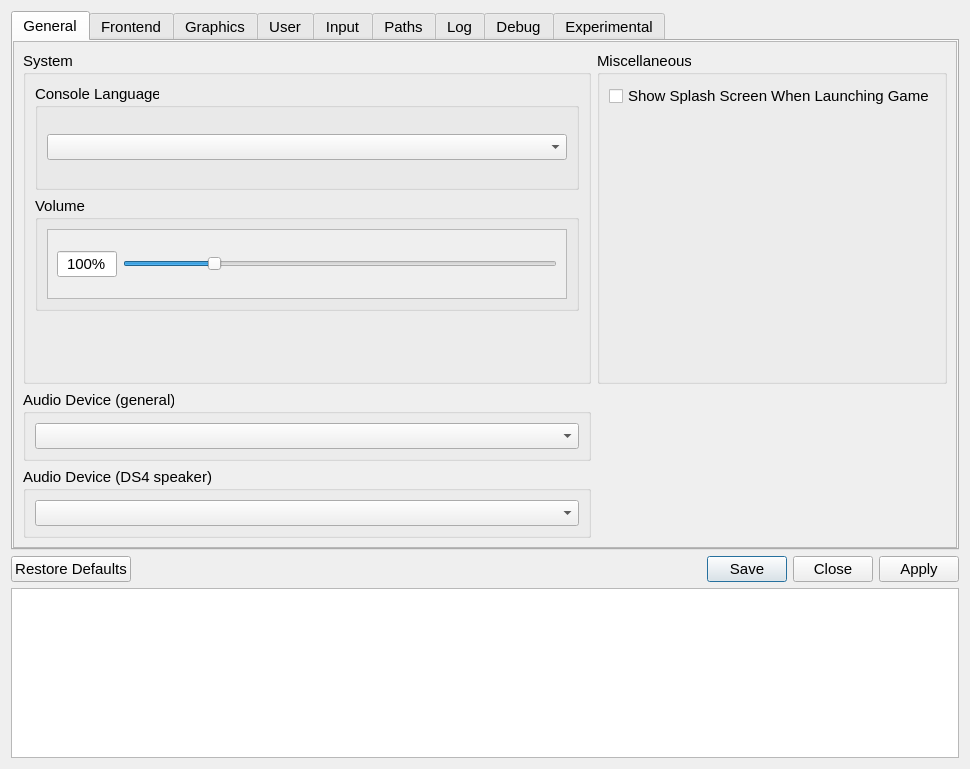
Before: the Qt Designer form src/qt_gui/settings_dialog.ui in shadps4-emu/shadps4-qtlauncher, drawn with Qt 5.
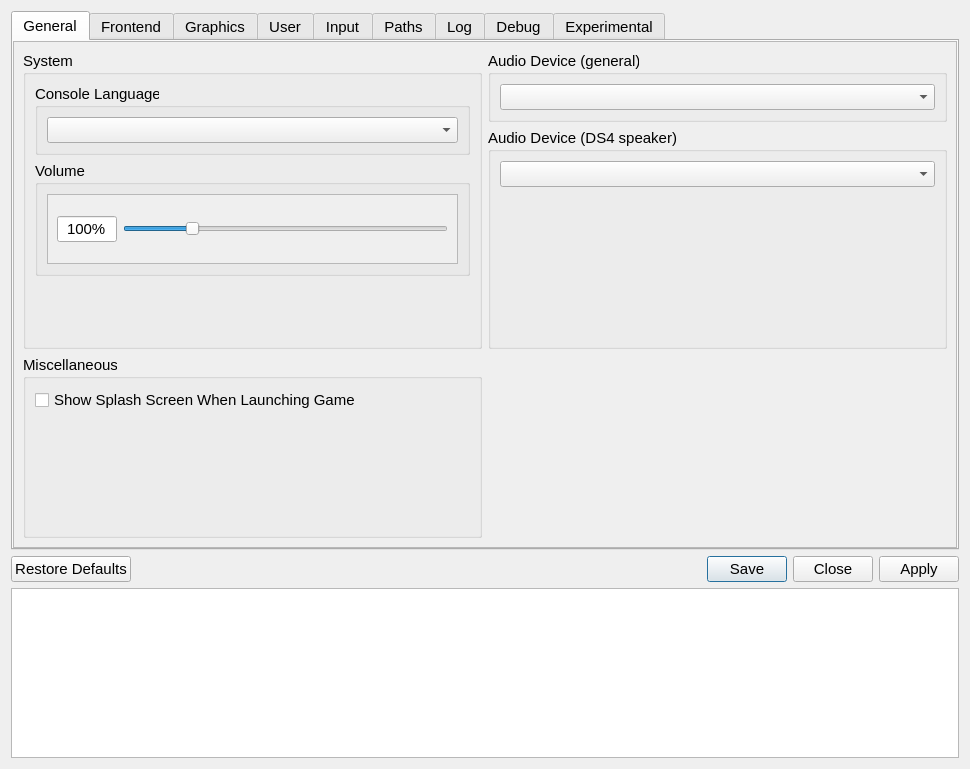
After: the same form once the commit is applied. Icons and pictures are not drawn.

Commit message:
Toggle Column Visibility (#118)
* Toggle Column Visibility

* Empty space

* Fix Compatibility, Size, Favorite | checkCompatibilityOnStartup

* removes "Show Game Size In List" button

removes "Show Game Size In List" button
small adjustment to microphone positioning, should fix the interface on linux

* repositioning of General menu elements

Patch:
```diff
--- a/src/qt_gui/settings_dialog.ui
+++ b/src/qt_gui/settings_dialog.ui
@@ -89,18 +89,6 @@
           <property name="spacing">
            <number>6</number>
           </property>
-          <item row="1" column="0">
-           <widget class="QGroupBox" name="GenAudioGroupBox">
-            <property name="title">
-             <string>Audio Device (general)</string>
-            </property>
-            <layout class="QVBoxLayout" name="verticalLayout_8">
-             <item>
-              <widget class="QComboBox" name="GenAudioComboBox"/>
-             </item>
-            </layout>
-           </widget>
-          </item>
           <item row="0" column="2">
            <layout class="QVBoxLayout" name="emulatorTabLayoutMiddle">
             <property name="leftMargin">
@@ -113,47 +101,28 @@
              <number>0</number>
             </property>
             <item>
-             <widget class="QGroupBox" name="emulatorSettingsGroupBox">
-              <property name="sizePolicy">
-               <sizepolicy hsizetype="Preferred" vsizetype="Preferred">
-                <horstretch>0</horstretch>
-                <verstretch>0</verstretch>
-               </sizepolicy>
+             <widget class="QGroupBox" name="GenAudioGroupBox">
+              <property name="title">
+               <string>Audio Device (general)</string>
               </property>
+              <layout class="QVBoxLayout" name="verticalLayout_8">
+               <item>
+                <widget class="QComboBox" name="GenAudioComboBox"/>
+               </item>
+              </layout>
+             </widget>
+            </item>
+            <item>
+             <widget class="QGroupBox" name="DsSpeakerGroupBox">
               <property name="title">
-               <string>Miscellaneous</string>
+               <string>Audio Device (DS4 speaker)</string>
               </property>
-              <property name="flat">
-               <bool>false</bool>
-              </property>
-              <property name="checkable">
-               <bool>false</bool>
-              </property>
-              <layout class="QVBoxLayout" name="additionalSettingsVLayout" stretch="0,0">
-               <property name="spacing">
-                <number>6</number>
-               </property>
-               <property name="leftMargin">
-                <number>9</number>
-               </property>
-               <property name="topMargin">
-                <number>9</number>
-               </property>
-               <property name="rightMargin">
-                <number>9</number>
-               </property>
-               <property name="bottomMargin">
-                <number>9</number>
-               </property>
+              <layout class="QVBoxLayout" name="verticalLayout_9">
                <item>
-                <widget class="QCheckBox" name="showSplashCheckBox">
-                 <property name="text">
-                  <string>Show Splash Screen When Launching Game</string>
-                 </property>
-                </widget>
+                <widget class="QComboBox" name="DsAudioComboBox"/>
                </item>
                <item>
-                <spacer name="verticalSpacer_9">
+                <spacer name="verticalSpacer_3">
                  <property name="orientation">
                   <enum>Qt::Orientation::Vertical</enum>
                  </property>
@@ -236,8 +205,8 @@
                       <rect>
                        <x>0</x>
                        <y>0</y>
-                       <width>531</width>
-                       <height>68</height>
+                       <width>408</width>
+                       <height>60</height>
                       </rect>
                      </property>
                      <layout class="QHBoxLayout" name="horizontalLayout_6">
@@ -297,18 +266,75 @@
             </item>
            </layout>
           </item>
-          <item row="2" column="0">
-           <widget class="QGroupBox" name="DsSpeakerGroupBox">
+          <item row="1" column="0">
+           <widget class="QGroupBox" name="emulatorSettingsGroupBox">
+            <property name="sizePolicy">
+             <sizepolicy hsizetype="Preferred" vsizetype="Preferred">
+              <horstretch>0</horstretch>
+              <verstretch>0</verstretch>
+             </sizepolicy>
+            </property>
             <property name="title">
-             <string>Audio Device (DS4 speaker)</string>
+             <string>Miscellaneous</string>
             </property>
-            <layout class="QVBoxLayout" name="verticalLayout_9">
+            <property name="flat">
+             <bool>false</bool>
+            </property>
+            <property name="checkable">
+             <bool>false</bool>
+            </property>
+            <layout class="QVBoxLayout" name="additionalSettingsVLayout" stretch="0,0">
+             <property name="spacing">
+              <number>6</number>
+             </property>
+             <property name="leftMargin">
+              <number>9</number>
+             </property>
+             <property name="topMargin">
+              <number>9</number>
+             </property>
+             <property name="rightMargin">
+              <number>9</number>
+             </property>
+             <property name="bottomMargin">
+              <number>9</number>
+             </property>
              <item>
-              <widget class="QComboBox" name="DsAudioComboBox"/>
+              <widget class="QCheckBox" name="showSplashCheckBox">
+               <property name="text">
+                <string>Show Splash Screen When Launching Game</string>
+               </property>
+              </widget>
+             </item>
+             <item>
+              <spacer name="verticalSpacer_9">
+               <property name="orientation">
+                <enum>Qt::Orientation::Vertical</enum>
+               </property>
+               <property name="sizeHint" stdset="0">
+                <size>
+                 <width>20</width>
+                 <height>40</height>
+                </size>
+               </property>
+              </spacer>
              </item>
             </layout>
            </widget>
           </item>
+          <item row="1" column="2">
+           <spacer name="horizontalSpacer_9">
+            <property name="orientation">
+             <enum>Qt::Orientation::Horizontal</enum>
+            </property>
+            <property name="sizeHint" stdset="0">
+             <size>
+              <width>40</width>
+              <height>20</height>
+             </size>
+            </property>
+           </spacer>
+          </item>
          </layout>
         </item>
        </layout>
```
Left out of the diff: 37 changed lines with no effect on the pictures. The commit also changes 10 other files.
